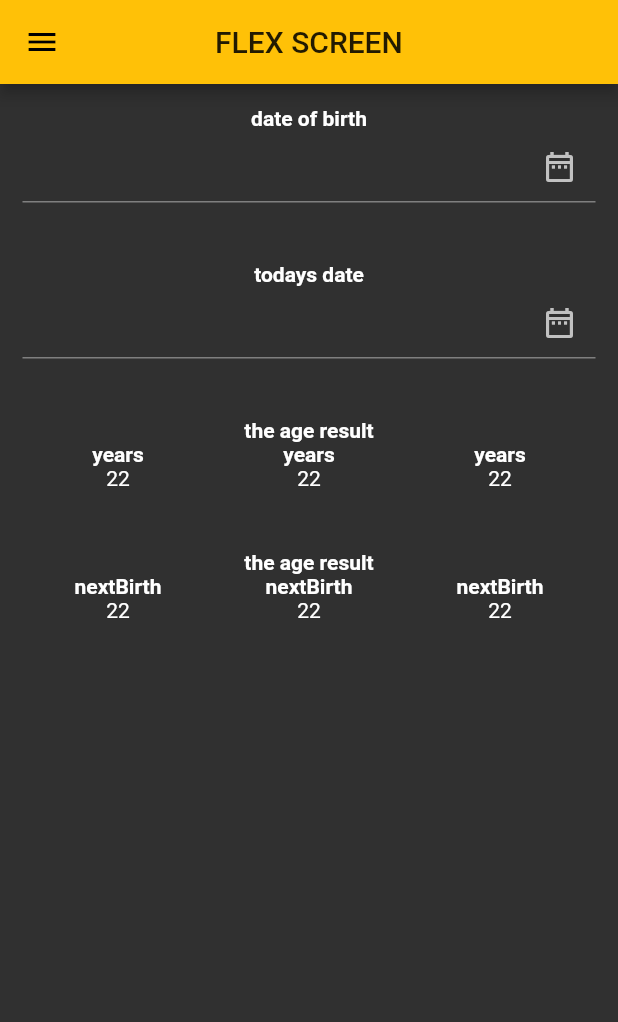
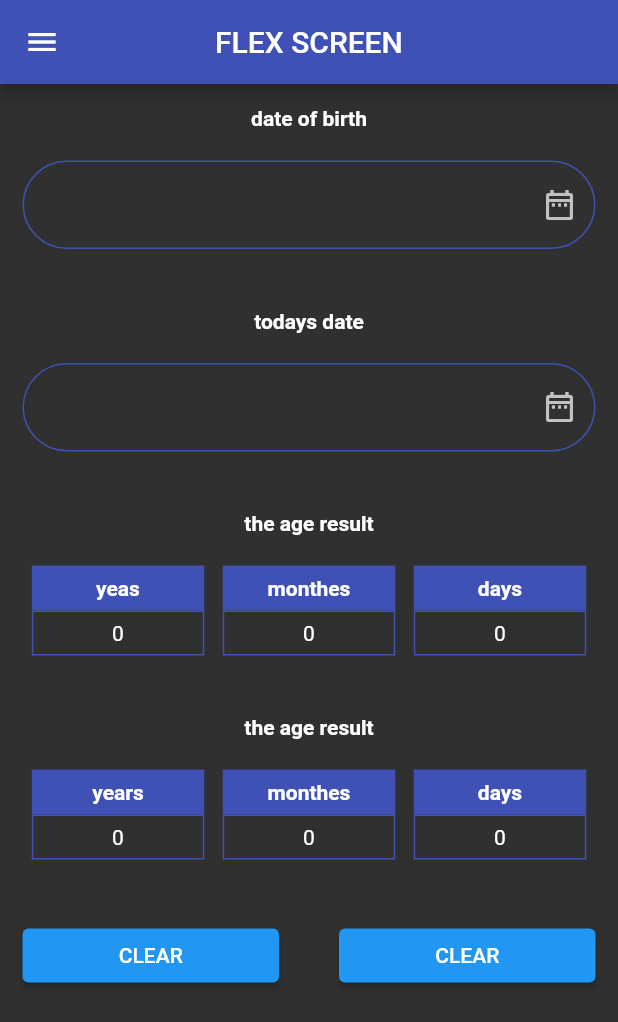
Before and after one commit to malouda0000/flutapp_playing_with_widgets, a Flutter app: the screen it shows after launch, on a phone screen of 412 x 824 dp. Shown: the top 1022 px of the screen. Run offline on Flutter 3.47's test engine with Material 2 defaults, Android fonts, the phone set to English and light mode, and no system bars.

Commit message:
i have add borders for the text feilds and used the theme data GG

```diff
--- /dev/null
+++ b/lib/age_model.dart
@@ -0,0 +1,3 @@
+class Age {
+  int years = 0, monthes = 0, days = 0;
+}
--- /dev/null
+++ b/lib/duaration_model.dart
@@ -0,0 +1,3 @@
+class Duration {
+  int years = 0, monthes = 0, days = 0;
+}
--- a/lib/main.dart
+++ b/lib/main.dart
@@ -2,6 +2,8 @@ import 'package:flutapp_playing_with_widgets/screens/age_calculater.dart';
 import 'package:flutapp_playing_with_widgets/screens/flex_screen.dart';
 import 'package:flutapp_playing_with_widgets/screens/the_drawer.dart';
 import 'package:flutter/material.dart';
+
+// don't forget to fix the flex screen, so i'll get two apps at one app
 
 void main() {
   runApp(MyApp());
@@ -17,7 +19,7 @@ class MyApp extends StatelessWidget {
       theme: ThemeData(
         brightness: Brightness.dark,
         // primarySwatch: Colors.amber,
-        primaryColor: Colors.amber,
+        primaryColor: Colors.indigo,
         // primaryColorDark: Colors.indigoAccent,
       ),
       home: MyHomePage(),
--- a/lib/screens/age_calculater.dart
+++ b/lib/screens/age_calculater.dart
@@ -1,10 +1,27 @@
+import 'package:flutapp_playing_with_widgets/age_model.dart';
+import 'package:flutapp_playing_with_widgets/duaration_model.dart';
 import 'package:flutter/material.dart';
 
 TextEditingController _dateOfBirthController = new TextEditingController();
 
 TextEditingController _todaysDateController = new TextEditingController();
-Widget _emptyBox = SizedBox(height: 40);
-var theContext;
+Widget _emptyBox = SizedBox(
+  height: 40,
+  width: 40,
+  // color: Colors.red,              //this attrubute does't work with this widget
+  // padding: EdgeInsets.all(30),     //this attrubute does't work with this widget too
+);
+Widget _smallEmptyBox = SizedBox(
+  height: 20,
+  width: 20,
+);
+var context;
+
+Color myPrimaryColor = Colors.indigo;
+
+Age _userAge = new Age();
+
+Duration _nextBirthdate = new Duration();
 
 class AgeCalculater extends StatefulWidget {
   @override
@@ -21,6 +38,7 @@ class _AgeCalculaterState extends State<AgeCalculater> {
       padding: EdgeInsets.all(15),
       child: SingleChildScrollView(
         child: Column(
+          mainAxisAlignment: MainAxisAlignment.spaceEvenly,
           children: [
             _dateOfBirthRowBuilder(),
             _emptyBox,
@@ -29,6 +47,8 @@ class _AgeCalculaterState extends State<AgeCalculater> {
             _ageResult(),
             _emptyBox,
             _nextBirthDateResult(),
+            _emptyBox,
+            _buildClearCalcButton(),
           ],
         ),
       ),
@@ -41,6 +61,7 @@ _dateOfBirthRowBuilder() {
   return Column(
     children: [
       _titleBuilder("date of birth"),
+      _smallEmptyBox,
       _textFeildBuilder(_dateOfBirthController)
     ],
   );
@@ -56,29 +77,35 @@ _titleBuilder(String theTitle) {
 
 _textFeildBuilder(
   // i'll use this func to build any text feild in this app
-  TextEditingController theController,
+  TextEditingController theController, // its a constrocter for the controller
 ) {
   return TextField(
       controller: theController,
       showCursor: true,
-    // onTap: (() => {
-    //       showDatePicker(
-    //           context: theContext,
-    //           initialDate: DateTime.now(),
-    //           firstDate: DateTime(1940),
-    //           lastDate: DateTime.now())
-    //     }),
+      onTap: () {
+        showDatePicker(
+          context: context,
+          initialDate: DateTime.now(),
+          firstDate: DateTime(1940),
+          lastDate: DateTime.now(),
+        );
+      },
       decoration: InputDecoration(
         suffixIcon: Icon(
           Icons.date_range_outlined,
         ),
+        // enabled: true,
+        enabledBorder: OutlineInputBorder(
+          borderSide: BorderSide(color: myPrimaryColor),
+          borderRadius: BorderRadius.all(Radius.circular(32)),
         ),
-  );
+      ));
 }
 
 _todaysDateRowBuilder() {
   return Column(children: [
     _titleBuilder("todays date"),
+    _smallEmptyBox,
     _textFeildBuilder(_todaysDateController),
   ]);
 }
@@ -87,12 +114,14 @@ _ageResult() {
   return Column(
     children: [
       _titleBuilder("the age result"),
+      _smallEmptyBox,
       Row(
+        // verticalDirection: VeraticalDirection,
         mainAxisAlignment: MainAxisAlignment.spaceAround,
         children: [
-          _smallTabBuilder("years", "22"),
-          _smallTabBuilder("years", "22"),
-          _smallTabBuilder("years", "22"),
+          _smallTabBuilder("yeas", _userAge.years.toString()),
+          _smallTabBuilder("monthes", _userAge.monthes.toString()),
+          _smallTabBuilder("days", _userAge.days.toString()),
         ],
       ),
     ],
@@ -100,25 +129,73 @@ _ageResult() {
 }
 
 _smallTabBuilder(String theTabTitle, String tabeText) {
-  return Container(
-      child: Column(children: [
-    _titleBuilder(theTabTitle.toString()),
-    Text(tabeText.toString()),
-  ]));
+  // i'll use this func on building blocks of data viewer
+  // it's returns title and uneditable text feilde !!!! yeah bro
+
+  return Column(
+    children: [
+      Container(
+        // color: Theme.of(context).primaryColor,
+        color: myPrimaryColor,
+        height: 30,
+        width: 115,
+        child: Center(
+          child: _titleBuilder(theTabTitle.toString()),
+        ),
+      ),
+      Container(
+        child: Center(child: Text(tabeText.toString())),
+        height: 30,
+        width: 115,
+        decoration: BoxDecoration(
+            border: Border.all(
+          color: myPrimaryColor,
+        )),
+      ),
+    ],
+  );
 }
 
 _nextBirthDateResult() {
   return Column(
     children: [
       _titleBuilder("the age result"),
+      _smallEmptyBox,
       Row(
         mainAxisAlignment: MainAxisAlignment.spaceAround,
         children: [
-          _smallTabBuilder("nextBirth", "22"),
-          _smallTabBuilder("nextBirth", "22"),
-          _smallTabBuilder("nextBirth", "22"),
+          _smallTabBuilder("years", _nextBirthdate.years.toString()),
+          _smallTabBuilder("monthes", _nextBirthdate.monthes.toString()),
+          _smallTabBuilder("days", _nextBirthdate.days.toString()),
         ],
       ),
     ],
   );
 }
+
+_buildClearCalcButton() {
+  return Row(
+    mainAxisAlignment: MainAxisAlignment.spaceEvenly,
+    children: [
+      _buttonBuilder("clear"),
+      _emptyBox,
+      _buttonBuilder("calc"),
+    ],
+  );
+}
+
+_buttonBuilder(String theButtonName) {
+  return Expanded(
+    child: ElevatedButton(
+      onPressed: () {},
+      child: Text(
+        'clear'.toUpperCase(),
+      ),
+      style: ButtonStyle(
+          // i could'nt aply the theming her fuuuuuuckkkkkk
+          // backgroundColor: Theme.of(context).primaryColor,
+          // backgroundColor: Color(Colors.amber),
+          ),
+    ),
+  );
+}
```
Lines whose indentation alone changed are shown as unchanged.
